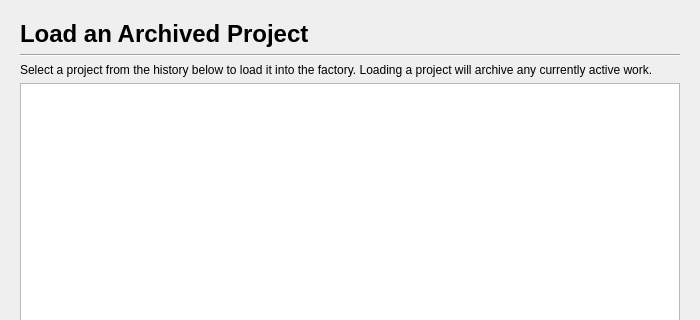
Before: the Qt Designer form gui/load_project_page.ui in mariolewis/asdf_factory, drawn with Qt 5; both pictures show x 0 to 700 and y 0 to 320 of the 700 by 500 pixel window.
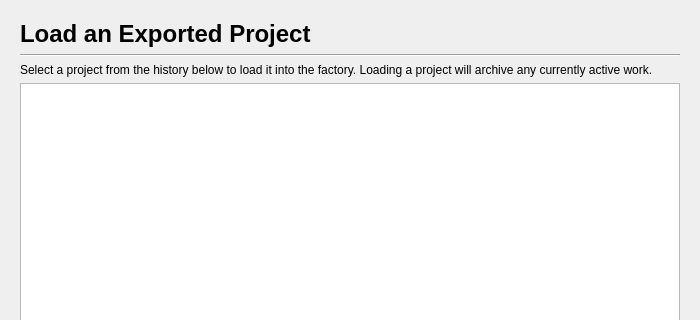
After: the same form once the commit is applied.

The edit to the form file:
```diff
--- a/gui/load_project_page.ui
+++ b/gui/load_project_page.ui
@@ -29,7 +29,7 @@
    <item>
     <widget class="QLabel" name="headerLabel">
      <property name="text">
-      <string>Load an Archived Project</string>
+      <string>Load an Exported Project</string>
      </property>
      <property name="styleSheet">
       <string notr="true">font-size: 18pt; font-weight: bold;</string>
```
